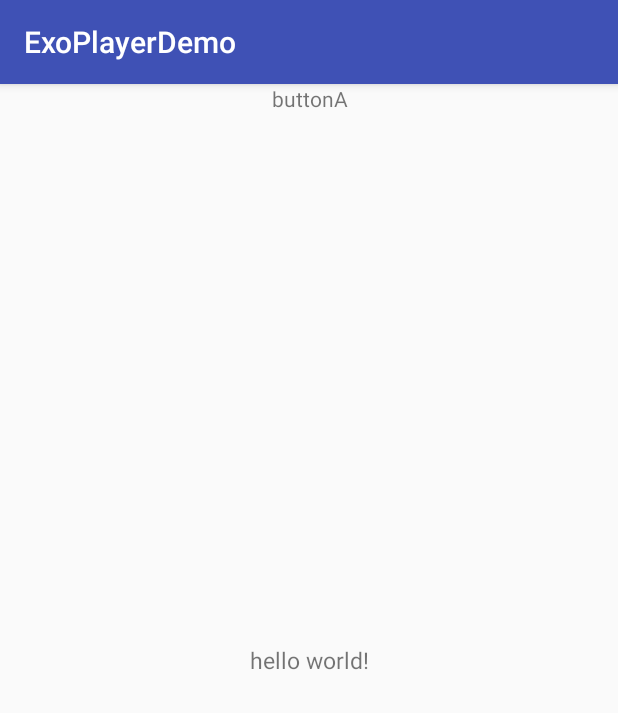
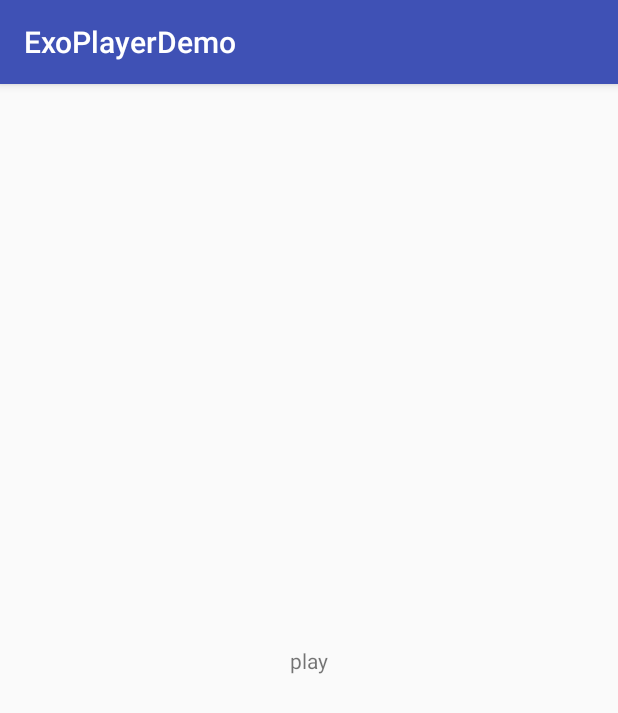
Before and after one commit to BittleDragon/ExoPlayerDemo, an Android app: the screen it shows after launch (MainActivity), on a phone screen of 412 x 824 dp. Shown: the top 713 px of the screen. Run offline under Robolectric (Android 15) with nearby library versions, the phone set to English and light mode, and no system bars; our stand-ins replace ButterKnife.

Commit message:
界面创建

```diff
--- a/app/build.gradle
+++ b/app/build.gradle
@@ -35,4 +35,6 @@ dependencies {
     androidTestImplementation 'com.android.support.test:runner:1.0.2'
     androidTestImplementation 'com.android.support.test.espresso:espresso-core:3.0.2'
     implementation 'com.android.support:appcompat-v7:28.0.0-rc01'
+    implementation 'com.jakewharton:butterknife:8.8.1'
+    annotationProcessor 'com.jakewharton:butterknife-compiler:8.8.1'
 }
--- a/app/src/main/java/com/rxt/exoplayerdemo/MainActivity.java
+++ b/app/src/main/java/com/rxt/exoplayerdemo/MainActivity.java
@@ -1,7 +1,10 @@
 package com.rxt.exoplayerdemo;
 
+import android.os.Bundle;
 import android.support.v7.app.AppCompatActivity;
-import android.os.Bundle;
+
+import butterknife.ButterKnife;
+import butterknife.OnClick;
 
 public class MainActivity extends AppCompatActivity {
 
@@ -9,5 +12,11 @@ public class MainActivity extends AppCompatActivity {
     protected void onCreate(Bundle savedInstanceState) {
         super.onCreate(savedInstanceState);
         setContentView(R.layout.activity_main);
+        ButterKnife.bind(this);
+    }
+
+    @OnClick(R.id.tv_play)
+    public void onViewClicked() {
+
     }
 }
--- a/app/src/main/res/layout/activity_main.xml
+++ b/app/src/main/res/layout/activity_main.xml
@@ -9,21 +9,13 @@
     tools:layout_editor_absoluteY="25dp">
 
     <TextView
-        android:id="@+id/tv_hello_world"
+        android:id="@+id/tv_play"
         android:layout_width="wrap_content"
         android:layout_height="wrap_content"
-        android:text="hello world!"
-        android:textSize="15sp"
+        android:text="play"
         app:layout_constraintBottom_toBottomOf="parent"
         app:layout_constraintLeft_toLeftOf="parent"
         app:layout_constraintRight_toRightOf="parent"
         app:layout_constraintTop_toTopOf="parent"/>
 
-    <TextView
-        android:layout_width="wrap_content"
-        android:layout_height="wrap_content"
-        android:text="buttonA"
-        app:layout_constraintLeft_toLeftOf="@id/tv_hello_world"
-        app:layout_constraintRight_toRightOf="@id/tv_hello_world"/>
-
 </android.support.constraint.ConstraintLayout>
```
